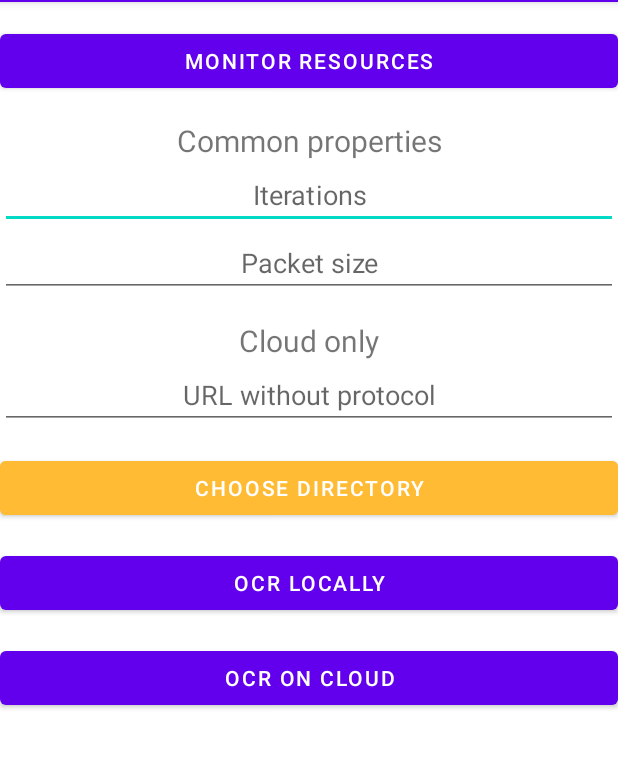
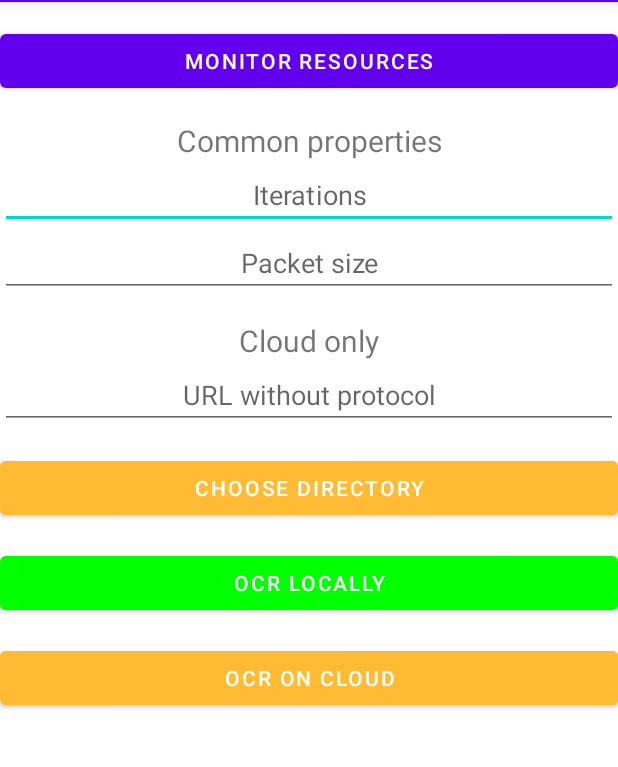
Before and after one commit to wolski0420/MobileSystemOCR, an Android app: the screen it shows after launch (MainActivity), after a tap on "OCR LOCALLY", on a phone screen of 412 x 824 dp, the part 82-849 px from its top. Run offline under Robolectric (Android 15) with nearby library versions, the phone set to English and light mode, and no system bars; libraries missing offline, so code that uses them is left out: com.github.doyaaaaaken.kotlincsv, com.googlecode.tesseract; 5 statements that could not run were skipped.

Commit message:
Status on buttons

```diff
--- a/app/src/main/java/com/example/ocr/MainActivity.kt
+++ b/app/src/main/java/com/example/ocr/MainActivity.kt
@@ -81,8 +81,14 @@ class MainActivity : AppCompatActivity() {
         val packetSize = packet_size_input.text.toString().toInt()
 
         Thread {
+            // setting initial status on button
+            local_ocr_button.setBackgroundColor(Color.YELLOW)
+
             // loading files
             val filesAsBA = loadFilesAsByteArrays()
+
+            // setting progress status on button
+            local_ocr_button.setBackgroundColor(Color.BLUE)
 
             // processing multiple times
             for (i in 1..iterations) {
@@ -113,6 +119,9 @@ class MainActivity : AppCompatActivity() {
                 collector.finish(size)
                 collector.save()
             }
+
+            // setting finish status on button
+            local_ocr_button.setBackgroundColor(Color.GREEN)
         }.start()
     }
 
@@ -123,9 +132,16 @@ class MainActivity : AppCompatActivity() {
         val packetSize = packet_size_input.text.toString().toInt()
 
         Thread {
+            // setting initial status on button
+            cloud_ocr_button.setBackgroundColor(Color.YELLOW)
+
             // loading files
             val filesAsBA = loadFilesAsByteArrays()
 
+            // setting progress status on button
+            cloud_ocr_button.setBackgroundColor(Color.BLUE)
+
+            // processing multiple times
             for (i in 1..iterations) {
                 // taking random images
                 val randomImages = filesAsBA.shuffled().take(packetSize)
@@ -161,6 +177,9 @@ class MainActivity : AppCompatActivity() {
                 collector.finish(size)
                 collector.save()
             }
+
+            // setting finish status on button
+            cloud_ocr_button.setBackgroundColor(Color.GREEN)
         }.start()
     }
 }
--- a/app/src/main/res/layout/activity_main.xml
+++ b/app/src/main/res/layout/activity_main.xml
@@ -69,17 +69,21 @@
         android:textAlignment="center" />
 
     <Button
+        android:id="@+id/local_ocr_button"
         android:layout_width="match_parent"
         android:layout_height="wrap_content"
         android:layout_marginTop="15sp"
+        android:backgroundTint="@android:color/holo_orange_light"
         android:onClick="ocrLocal"
         android:text="@string/ocr_local"
         android:textAlignment="center" />
 
     <Button
+        android:id="@+id/cloud_ocr_button"
         android:layout_width="match_parent"
         android:layout_height="wrap_content"
         android:layout_marginTop="15sp"
+        android:backgroundTint="@android:color/holo_orange_light"
         android:onClick="ocrCloud"
         android:text="@string/ocr_cloud"
         android:textAlignment="center" />
```
